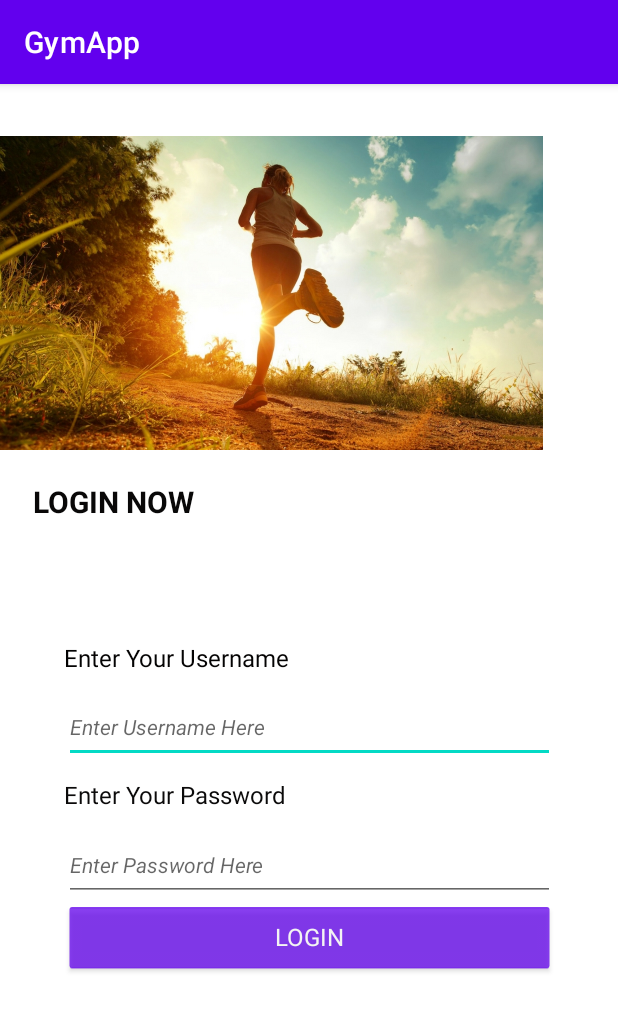
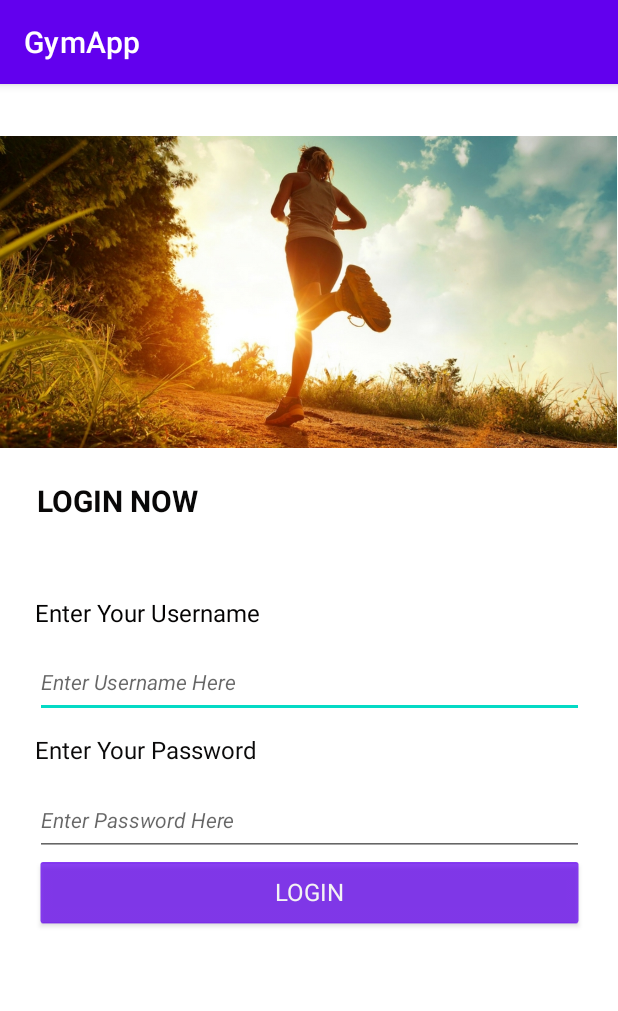
Before and after one commit to tinatrinh8/SEG2105-PROJECT, an Android app: the Login screen opened directly, with no data from a screen before it, on a phone screen of 412 x 824 dp. Shown: the top 1011 px of the screen. Run offline under Robolectric (Android 15) with nearby library versions, the phone set to English and light mode, and no system bars; Roboto replaces fonts that are not available here.

Commit message:
Some Layouts are Made

```diff
--- a/app/src/main/res/layout/activity_login.xml
+++ b/app/src/main/res/layout/activity_login.xml
@@ -8,16 +8,16 @@
 
     <ImageView
         android:id="@+id/imageView"
-        android:layout_width="362dp"
-        android:layout_height="209dp"
+        android:layout_width="411dp"
+        android:layout_height="208dp"
+        android:scaleType="centerCrop"
         app:layout_constraintBottom_toBottomOf="parent"
         app:layout_constraintEnd_toEndOf="parent"
         app:layout_constraintHorizontal_bias="0.0"
         app:layout_constraintStart_toStartOf="parent"
         app:layout_constraintTop_toTopOf="parent"
         app:layout_constraintVertical_bias="0.062"
-        app:srcCompat="@drawable/workout1"
-        android:scaleType="centerCrop"/>
+        app:srcCompat="@drawable/workout1" />
 
     <TextView
         android:id="@+id/loginTitle"
@@ -30,14 +30,14 @@
         android:textStyle="bold"
         app:layout_constraintBottom_toBottomOf="parent"
         app:layout_constraintEnd_toEndOf="parent"
-        app:layout_constraintHorizontal_bias="0.072"
+        app:layout_constraintHorizontal_bias="0.081"
         app:layout_constraintStart_toStartOf="parent"
         app:layout_constraintTop_toBottomOf="@+id/imageView"
-        app:layout_constraintVertical_bias="0.042" />
+        app:layout_constraintVertical_bias="0.043" />
 
     <LinearLayout
-        android:layout_width="327dp"
-        android:layout_height="269dp"
+        android:layout_width="366dp"
+        android:layout_height="328dp"
         android:layout_marginLeft="20dp"
         android:layout_marginRight="20dp"
         android:orientation="vertical"
```
